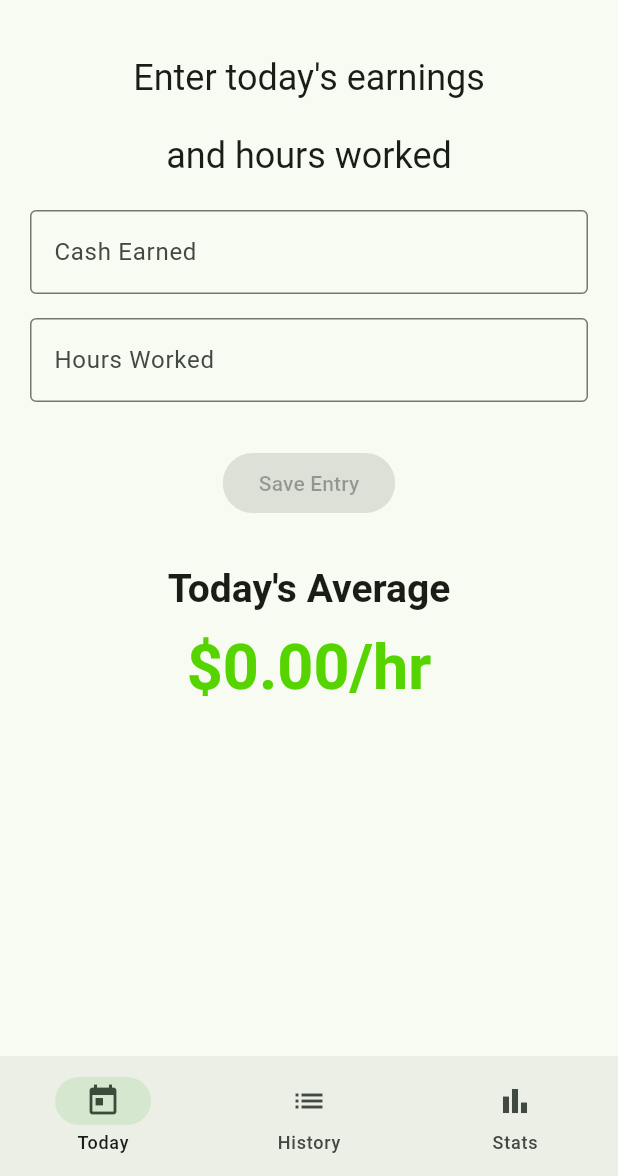
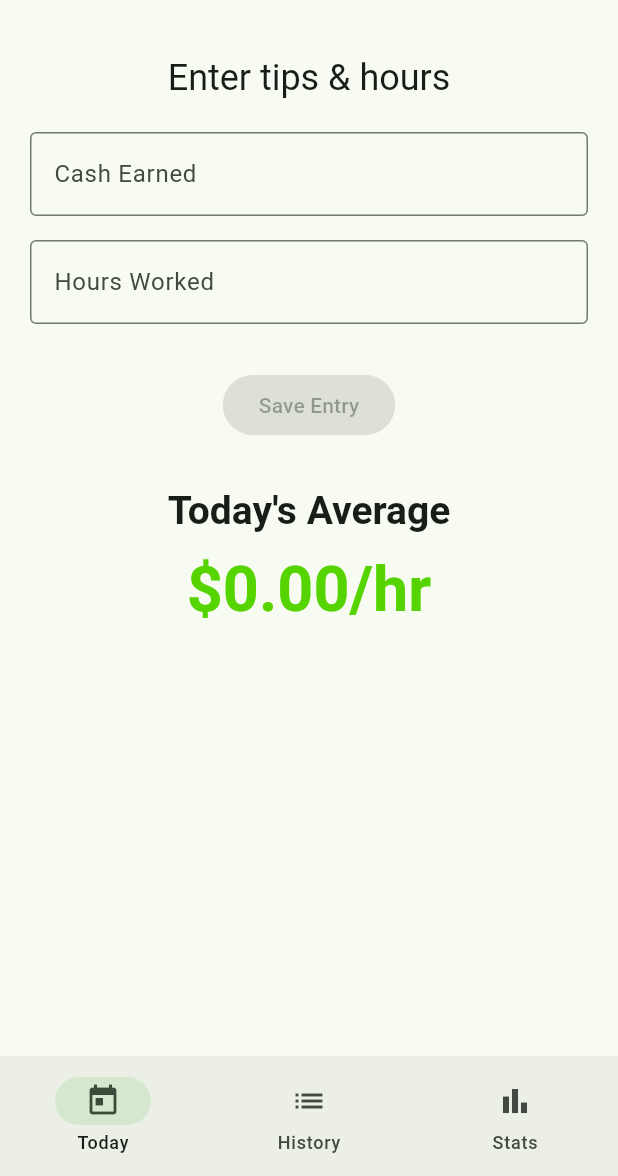
Before and after one commit to AHJS93/tiptracker, a Flutter app: the screen it shows after launch, on a phone screen of 412 x 824 dp, the part 60-1236 px from its top. Run offline on Flutter 3.47's test engine with Material 3 defaults, Android fonts, the light colour scheme and no system bars; our stand-ins replace flutter_svg, hive, hive_flutter; accounts and stored records are empty; Roboto replaces fonts that are missing (Lexend).

Commit message:
-Updated text

```diff
--- a/lib/pages/today_page.dart
+++ b/lib/pages/today_page.dart
@@ -43,13 +43,7 @@ class _TodayPageState extends State<TodayPage> {
         crossAxisAlignment: CrossAxisAlignment.center,
         children: [
           Text(
-            "Enter today's earnings",
-            style: Theme.of(context).textTheme.headlineSmall,
-          ),
-          const SizedBox(height: 20),
-
-          Text(
-            "and hours worked",
+            "Enter tips & hours",
             style: Theme.of(context).textTheme.headlineSmall,
           ),
           const SizedBox(height: 20),
```
